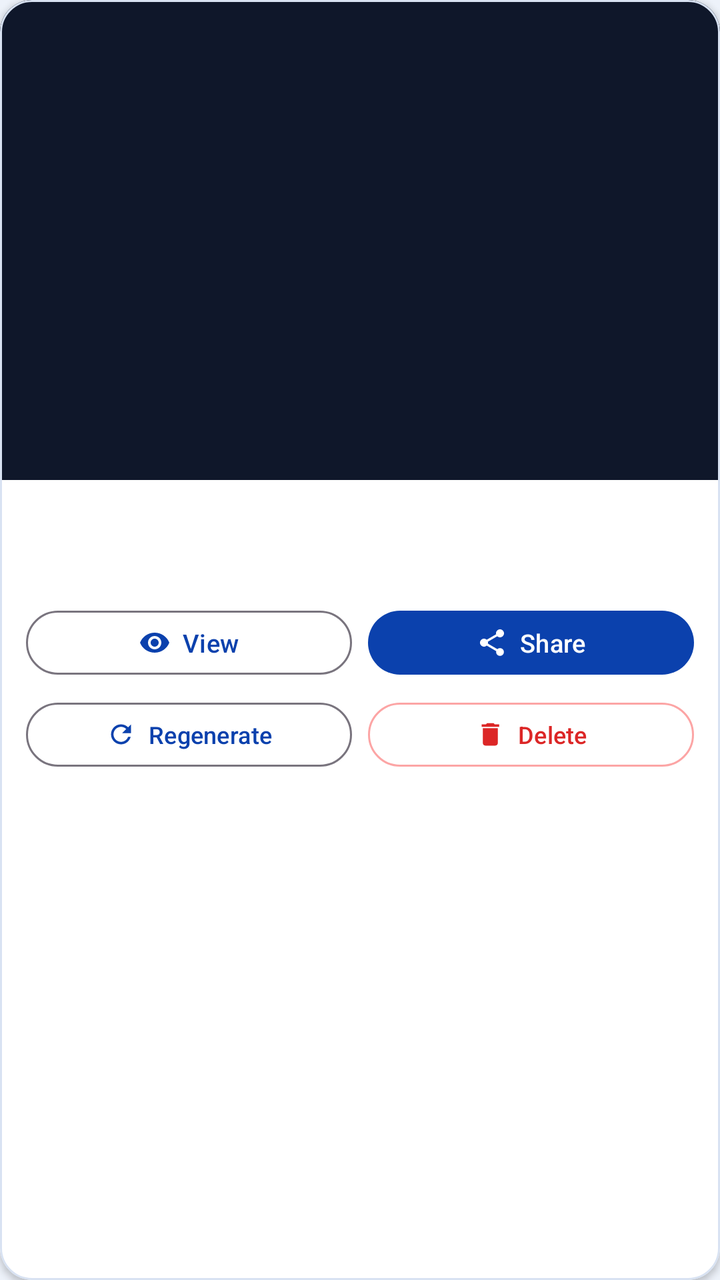
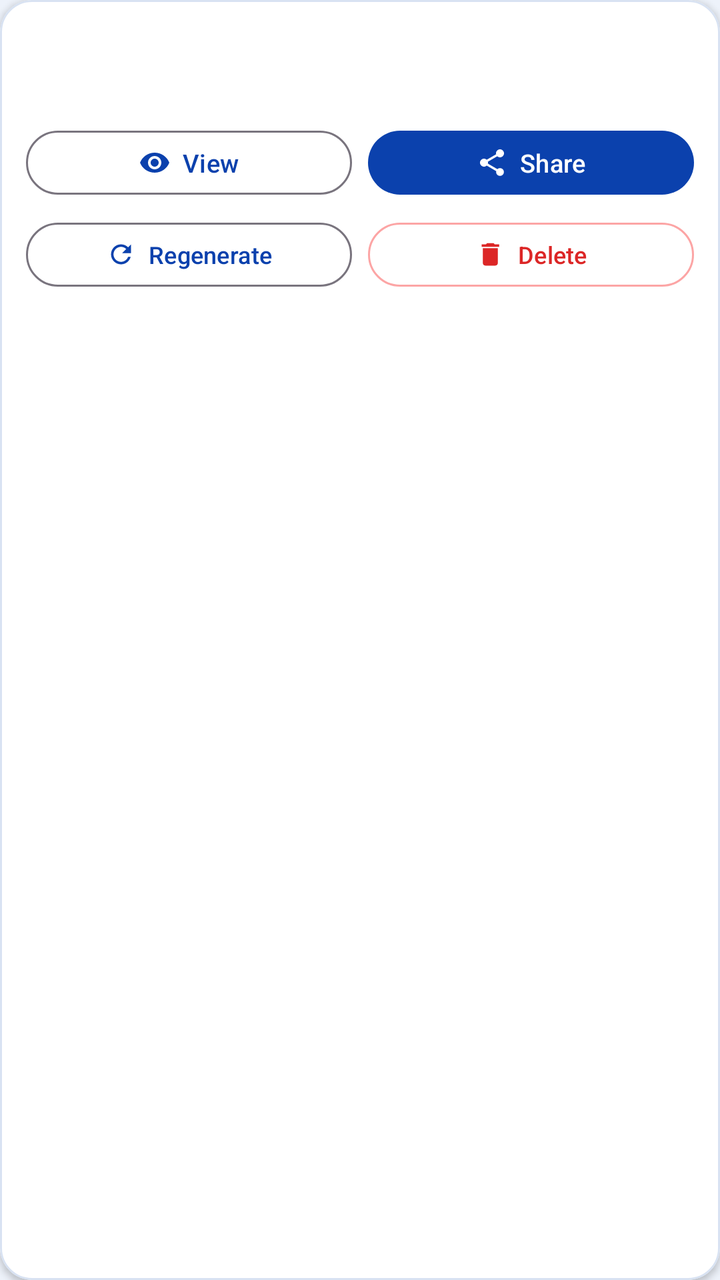

Before-and-after screenshots of an Android layout around one commit, followed by the original layout XML and the change that was made.
<!-- AndroidManifest.xml: application theme Theme.PropertyHub -->
<!-- res/layout/item_poster_card.xml -->
<?xml version="1.0" encoding="utf-8"?>
<com.google.android.material.card.MaterialCardView xmlns:android="http://schemas.android.com/apk/res/android"
    xmlns:app="http://schemas.android.com/apk/res-auto"
    android:layout_width="match_parent"
    android:layout_height="wrap_content"
    android:layout_marginBottom="12dp"
    app:cardBackgroundColor="?attr/phCardBg"
    app:cardCornerRadius="16dp"
    app:cardElevation="2dp"
    app:cardPreventCornerOverlap="true"
    app:strokeColor="?attr/phCardStroke"
    app:strokeWidth="1dp">

    <LinearLayout
        android:layout_width="match_parent"
        android:layout_height="wrap_content"
        android:orientation="vertical">

        
        <ImageView
            android:id="@+id/ivPosterThumb"
            android:layout_width="match_parent"
            android:layout_height="240dp"
            android:background="#0F172A"
            android:contentDescription="@null"
            android:scaleType="fitCenter" />

        <LinearLayout
            android:layout_width="match_parent"
            android:layout_height="wrap_content"
            android:orientation="vertical"
            android:padding="13dp">

            <LinearLayout
                android:layout_width="match_parent"
                android:layout_height="wrap_content"
                android:gravity="center_vertical"
                android:orientation="horizontal">

                <TextView
                    android:id="@+id/tvPosterRecordId"
                    android:layout_width="0dp"
                    android:layout_height="wrap_content"
                    android:layout_weight="1"
                    android:fontFamily="monospace"
                    android:textColor="?attr/phTextPrimary"
                    android:textSize="14sp"
                    android:textStyle="bold" />

                <TextView
                    android:id="@+id/tvPosterCategory"
                    android:layout_width="wrap_content"
                    android:layout_height="wrap_content"
                    android:textSize="12sp"
                    android:textStyle="bold" />
            </LinearLayout>

            <TextView
                android:id="@+id/tvPosterMeta"
                android:layout_width="match_parent"
                android:layout_height="wrap_content"
                android:layout_marginTop="3dp"
                android:textColor="?attr/phTextSecondary"
                android:textSize="12sp" />

            
            <LinearLayout
                android:layout_width="match_parent"
                android:layout_height="wrap_content"
                android:layout_marginTop="10dp"
                android:orientation="horizontal">

                <com.google.android.material.button.MaterialButton
                    android:id="@+id/btnPosterView"
                    style="@style/Widget.Material3.Button.OutlinedButton"
                    android:layout_width="0dp"
                    android:layout_height="40dp"
                    android:layout_weight="1"
                    android:paddingStart="8dp"
                    android:paddingEnd="8dp"
                    android:text="View"
                    android:textAllCaps="false"
                    android:textSize="12.5sp"
                    app:icon="@drawable/ic_eye"
                    app:iconGravity="textStart"
                    app:iconPadding="6dp"
                    app:iconSize="16dp" />

                <com.google.android.material.button.MaterialButton
                    android:id="@+id/btnPosterShare"
                    android:layout_width="0dp"
                    android:layout_height="40dp"
                    android:layout_marginStart="8dp"
                    android:layout_weight="1"
                    android:paddingStart="8dp"
                    android:paddingEnd="8dp"
                    android:text="Share"
                    android:textAllCaps="false"
                    android:textColor="@color/white"
                    android:textSize="12.5sp"
                    app:backgroundTint="?attr/phAccentBlue"
                    app:icon="@drawable/ic_share"
                    app:iconGravity="textStart"
                    app:iconPadding="6dp"
                    app:iconSize="16dp"
                    app:iconTint="@color/white" />
            </LinearLayout>

            
            <LinearLayout
                android:layout_width="match_parent"
                android:layout_height="wrap_content"
                android:layout_marginTop="6dp"
                android:orientation="horizontal">

                <com.google.android.material.button.MaterialButton
                    android:id="@+id/btnPosterRegenerate"
                    style="@style/Widget.Material3.Button.OutlinedButton"
                    android:layout_width="0dp"
                    android:layout_height="40dp"
                    android:layout_weight="1"
                    android:paddingStart="8dp"
                    android:paddingEnd="8dp"
                    android:text="Regenerate"
                    android:textAllCaps="false"
                    android:textSize="12sp"
                    app:icon="@drawable/ic_refresh"
                    app:iconGravity="textStart"
                    app:iconPadding="6dp"
                    app:iconSize="15dp" />

                <com.google.android.material.button.MaterialButton
                    android:id="@+id/btnPosterDelete"
                    style="@style/Widget.Material3.Button.OutlinedButton"
                    android:layout_width="0dp"
                    android:layout_height="40dp"
                    android:layout_marginStart="8dp"
                    android:layout_weight="1"
                    android:paddingStart="8dp"
                    android:paddingEnd="8dp"
                    android:text="@string/delete_poster"
                    android:textAllCaps="false"
                    android:textColor="@color/danger_red"
                    android:textSize="12sp"
                    app:icon="@drawable/ic_delete"
                    app:iconGravity="textStart"
                    app:iconPadding="6dp"
                    app:iconSize="15dp"
                    app:iconTint="@color/danger_red"
                    app:strokeColor="@color/danger_stroke" />
            </LinearLayout>
        </LinearLayout>
    </LinearLayout>
</com.google.android.material.card.MaterialCardView>
<!-- resources referenced by this layout -->
<resources>
  <color name="danger_red">#DC2626</color>
  <color name="danger_stroke">#FCA5A5</color>
  <color name="white">#FFFFFFFF</color>
  <!-- drawable ic_delete (drawable) -->
  <?xml version="1.0" encoding="utf-8"?>
  <vector xmlns:android="http://schemas.android.com/apk/res/android"
      android:width="20dp"
      android:height="20dp"
      android:viewportWidth="24"
      android:viewportHeight="24">
      <path
          android:fillColor="#FF000000"
          android:pathData="M6,19c0,1.1 0.9,2 2,2h8c1.1,0 2,-0.9 2,-2V7H6v12zM19,4h-3.5l-1,-1h-5l-1,1H5v2h14V4z" />
  </vector>
  <!-- drawable ic_eye (drawable) -->
  <?xml version="1.0" encoding="utf-8"?>
  <vector xmlns:android="http://schemas.android.com/apk/res/android"
      android:width="20dp"
      android:height="20dp"
      android:viewportWidth="24"
      android:viewportHeight="24">
      <path
          android:fillColor="#FF000000"
          android:pathData="M12,4.5C7,4.5 2.73,7.61 1,12c1.73,4.39 6,7.5 11,7.5s9.27,-3.11 11,-7.5c-1.73,-4.39 -6,-7.5 -11,-7.5zM12,17c-2.76,0 -5,-2.24 -5,-5s2.24,-5 5,-5 5,2.24 5,5 -2.24,5 -5,5zm0,-8c-1.66,0 -3,1.34 -3,3s1.34,3 3,3 3,-1.34 3,-3 -1.34,-3 -3,-3z" />
  </vector>
  <!-- drawable ic_refresh (drawable) -->
  <?xml version="1.0" encoding="utf-8"?>
  <vector xmlns:android="http://schemas.android.com/apk/res/android"
      android:width="20dp"
      android:height="20dp"
      android:viewportWidth="24"
      android:viewportHeight="24">
      <path
          android:fillColor="#FF000000"
          android:pathData="M17.65,6.35C16.2,4.9 14.21,4 12,4c-4.42,0 -7.99,3.58 -7.99,8s3.57,8 7.99,8c3.73,0 6.84,-2.55 7.73,-6h-2.08c-0.82,2.33 -3.04,4 -5.65,4 -3.31,0 -6,-2.69 -6,-6s2.69,-6 6,-6c1.66,0 3.14,0.69 4.22,1.78L13,11h7V4l-2.35,2.35z" />
  </vector>
  <!-- drawable ic_share (drawable) -->
  <?xml version="1.0" encoding="utf-8"?>
  <vector xmlns:android="http://schemas.android.com/apk/res/android"
      android:width="20dp"
      android:height="20dp"
      android:viewportWidth="24"
      android:viewportHeight="24">
      <path
          android:fillColor="#FF000000"
          android:pathData="M18,16.08c-0.76,0 -1.44,0.3 -1.96,0.77L8.91,12.7c0.05,-0.23 0.09,-0.46 0.09,-0.7s-0.04,-0.47 -0.09,-0.7l7.05,-4.11c0.54,0.5 1.25,0.81 2.04,0.81 1.66,0 3,-1.34 3,-3s-1.34,-3 -3,-3 -3,1.34 -3,3c0,0.24 0.04,0.47 0.09,0.7L8.04,9.81C7.5,9.31 6.79,9 6,9c-1.66,0 -3,1.34 -3,3s1.34,3 3,3c0.79,0 1.5,-0.31 2.04,-0.81l7.12,4.16c-0.05,0.21 -0.08,0.43 -0.08,0.65 0,1.61 1.31,2.92 2.92,2.92 1.61,0 2.92,-1.31 2.92,-2.92s-1.31,-2.92 -2.92,-2.92z" />
  </vector>
  <string name="delete_poster">Delete</string>
  <color name="blue_primary">#0B41AD</color>
  <color name="green_primary">#0B8A38</color>
  <color name="header_navy_start">#062D80</color>
  <color name="canvas_bg">#EDF2FA</color>
  <color name="blue_card_stroke">#D8E2F2</color>
  <color name="subtle_surface_blue">#DCE8FA</color>
  <color name="text_primary">#0B1F44</color>
  <color name="text_hint">#64748B</color>
  <color name="input_border">#C4D3E8</color>
  <color name="nav_border_light">#DCE5F2</color>
  <!-- unchanged entries left out for length: 1 -->
</resources>

<!-- the commit's change to res/layout/item_poster_card.xml (unified diff, before → after) -->
@@ -20,9 +20,11 @@
         <ImageView
             android:id="@+id/ivPosterThumb"
             android:layout_width="match_parent"
-            android:layout_height="240dp"
-            android:background="#0F172A"
+            android:layout_height="wrap_content"
+            android:adjustViewBounds="true"
+            android:background="#F8FAFC"
             android:contentDescription="@null"
+            android:maxHeight="360dp"
             android:scaleType="fitCenter" />
 
         <LinearLayout
